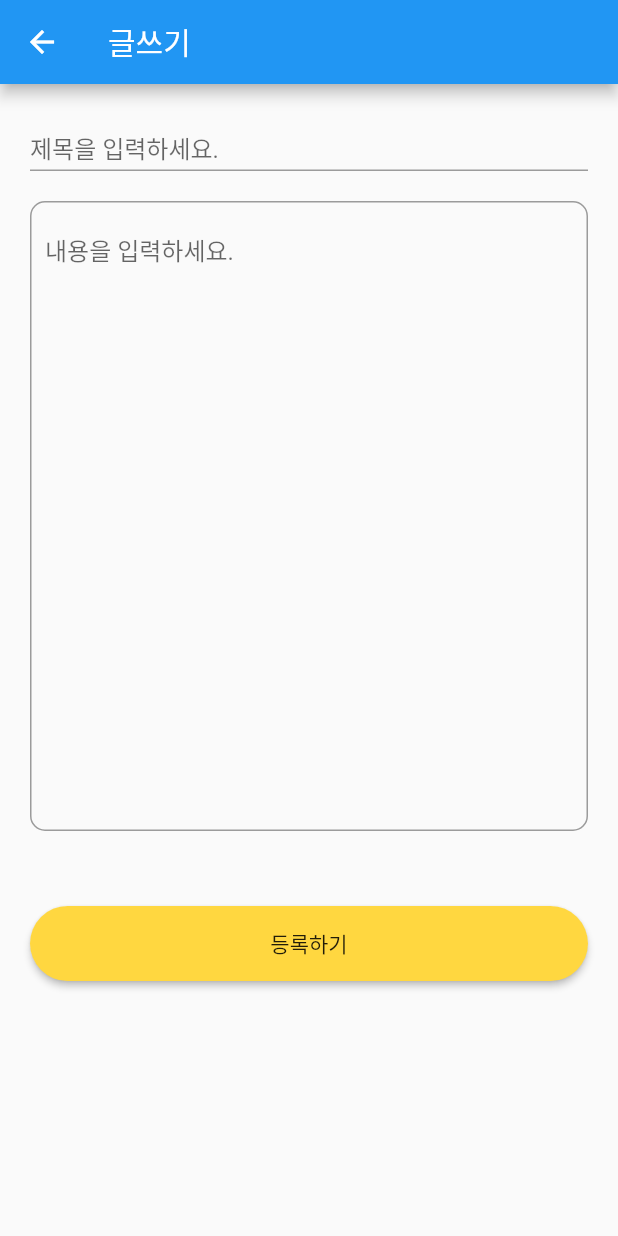
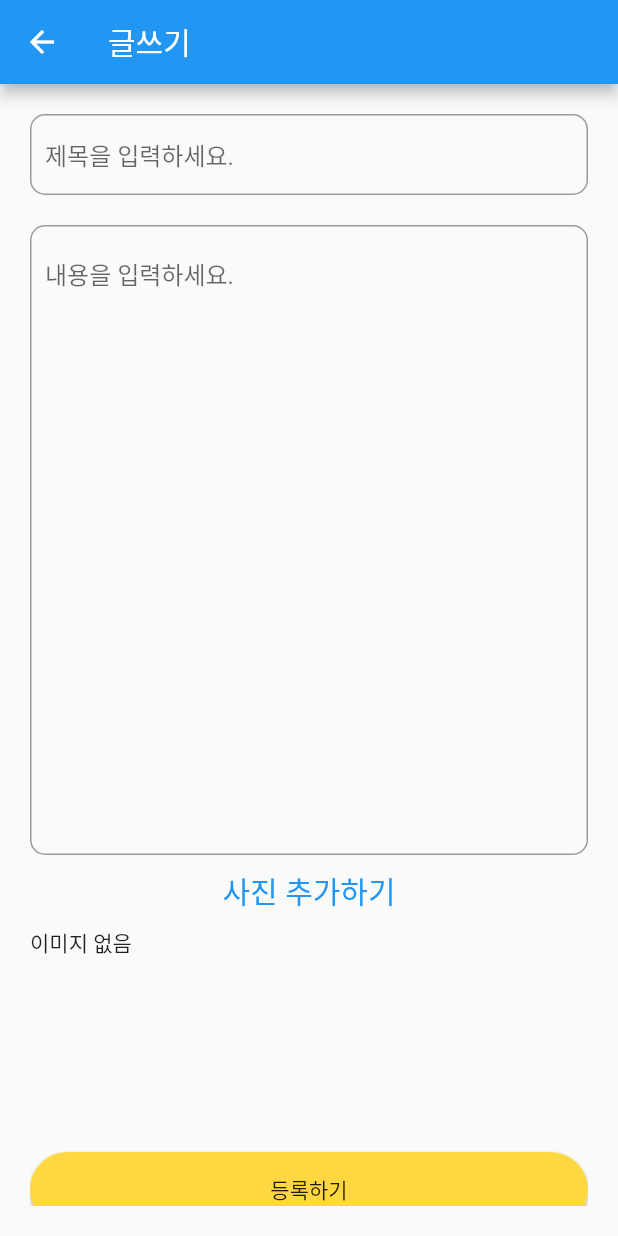
Before and after one commit to hrlee0424/community_stock, a Flutter app: the WriteBoard screen opened directly, on a phone screen of 412 x 824 dp. Run offline on Flutter 3.47's test engine with Material 2 defaults, Android fonts, the phone set to English and light mode, and no system bars; our stand-ins replace cloud_firestore, firebase_auth, firebase_core, image_picker, logger, shared_preferences; accounts and stored records are empty.

Commit message:
add Image

```diff
--- a/lib/common/decoration.dart
+++ b/lib/common/decoration.dart
@@ -4,8 +4,11 @@ class FormDecoration{
 
   InputDecoration textFormDecoration(hintText, helperText) {
     return new InputDecoration(
-      contentPadding: EdgeInsets.fromLTRB(0, 16, 0, 0),
+      contentPadding: EdgeInsets.fromLTRB(10, 15, 10, 15),
       hintText: hintText,
+      border: OutlineInputBorder(
+          borderRadius: BorderRadius.circular(10)
+      ),
       // helperText: helperText,
     );
   }
--- a/lib/common/widget_style.dart
+++ b/lib/common/widget_style.dart
@@ -1,6 +1,6 @@
 import 'package:flutter/material.dart';
 
-import '../writeboard.dart';
+import '../view/writeboard.dart';
 
 class WidgetCustom {
   Widget showBtn(double paddingTop, Text text, getFunction, Color backColor) {
--- a/lib/page/homepage.dart
+++ b/lib/page/homepage.dart
@@ -1,13 +1,13 @@
 import 'package:cloud_firestore/cloud_firestore.dart';
 import 'package:community_stock/common/time.dart';
-import 'package:community_stock/detailview.dart';
+import 'package:community_stock/view/detailview.dart';
 import 'package:firebase_auth/firebase_auth.dart';
 import 'package:firebase_core/firebase_core.dart';
 import 'package:flutter/cupertino.dart';
 import 'package:flutter/material.dart';
 import 'package:intl/intl.dart';
 import '../common/widget_style.dart';
-import '../signup.dart';
+import '../view/signup.dart';
 
 class HomePage extends StatefulWidget {
   const HomePage({Key key}) : super(key: key);
@@ -21,7 +21,7 @@ class _HomePageState extends State<HomePage> {
   @override
   Widget build(BuildContext context) {
     return Scaffold(
-      appBar: WidgetCustom().showAppbar(context, '커뮤니티'),
+      appBar: WidgetCustom().showAppbar(context, 'STALK'),
       body: Center(
         child: StreamBuilder(
           stream: FirebaseFirestore.instance
--- a/lib/page/mypage.dart
+++ b/lib/page/mypage.dart
@@ -1,6 +1,6 @@
 import 'package:community_stock/common/UserInfo.dart';
 import 'package:community_stock/firebase/firebase.dart';
-import 'package:community_stock/login.dart';
+import 'package:community_stock/view/login.dart';
 import 'package:flutter/cupertino.dart';
 import 'package:flutter/material.dart';
 import 'package:shared_preferences/shared_preferences.dart';
--- /dev/null
+++ b/lib/provider/bottomnavigation_provider.dart
@@ -0,0 +1,12 @@
+import 'package:flutter/cupertino.dart';
+
+class BottomNavigationProvider extends ChangeNotifier{
+  int _index = 0;
+  int get currentPage => _index;
+
+  updateCurrentPage(int index){
+    _index = index;
+    notifyListeners();
+  }
+
+}
--- a/lib/writeboard.dart
+++ b/lib/view/writeboard.dart
@@ -1,10 +1,15 @@
+
+import 'dart:io';
+
 import 'package:cloud_firestore/cloud_firestore.dart';
 import 'package:community_stock/firebase/boardmanage.dart';
+import 'package:flutter/cupertino.dart';
 import 'package:flutter/material.dart';
+import 'package:image_picker/image_picker.dart';
 
-import 'common/UserInfo.dart';
-import 'common/decoration.dart';
-import 'common/widget_style.dart';
+import '../common/UserInfo.dart';
+import '../common/decoration.dart';
+import '../common/widget_style.dart';
 
 class WriteBoard extends StatefulWidget {
   // const WriteBoard({Key key}) : super(key: key);
@@ -23,6 +28,9 @@ class _WriteBoardState extends State<WriteBoard> {
   FocusNode _contentFocus = new FocusNode();
 
   GlobalKey<FormState> formKey = GlobalKey<FormState>();
+
+  final ImagePicker imagePicker = ImagePicker();
+  PickedFile _image;
 
   @override
   void initState() {
@@ -53,11 +61,17 @@ class _WriteBoardState extends State<WriteBoard> {
         body: new Form(
           key: formKey,
           child: Padding(
-            padding: EdgeInsets.fromLTRB(20.0, 10.0, 20.0, 10.0),
+            padding: EdgeInsets.fromLTRB(20.0, 20.0, 20.0, 20.0),
             child: ListView(
               children: [
                 _inputTitle(),
                 _inputContent(),
+                TextButton(onPressed: getImageFromGallery, child: Text('사진 추가하기', style: TextStyle(fontSize: 20),)),
+                Container(
+                  width: MediaQuery.of(context).size.width,
+                  height: 100,
+                  child: _image == null ? Text('이미지 없음') : Image.file(File(_image.path)),
+                ),
                 _addButton()
               ],
             ),
@@ -124,4 +138,10 @@ class _WriteBoardState extends State<WriteBoard> {
     Navigator.pop(context);
   }
 
+  Future getImageFromGallery() async{
+    var image = await imagePicker.getImage(source: ImageSource.gallery);
+    setState(() {
+      _image = image;
+    });
+  }
 }
--- a/pubspec.yaml
+++ b/pubspec.yaml
@@ -35,6 +35,7 @@ dependencies:
   provider: ^5.0.0
   logger: ^1.0.0
   shared_preferences: ^2.0.6
+  image_picker: ^0.8.1+3
 
 dev_dependencies:
   flutter_test:
```
Also changed, not shown: lib/home.dart (+40 -17 lines), lib/main.dart (+15 -10 lines), lib/view/detailview.dart (renamed from lib/detailview.dart, +15 -10 lines), lib/view/login.dart (renamed from lib/signup.dart, +65 -45 lines), lib/view/signup.dart (renamed from lib/login.dart, +45 -65 lines), lib/view/splashscreen.dart (renamed from lib/splashscreen.dart, +4 -6 lines), pubspec.lock.
